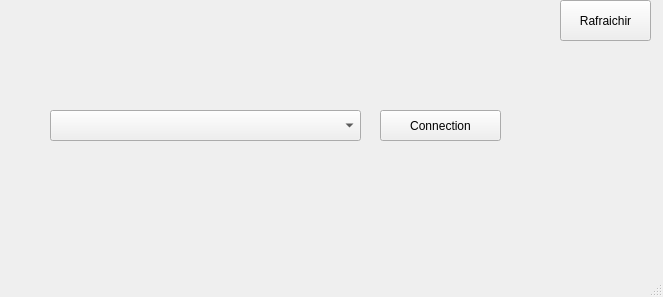
Qt form mainwindow.ui (Kuro-Ex/Mini_Projet_Diag) before a commit.
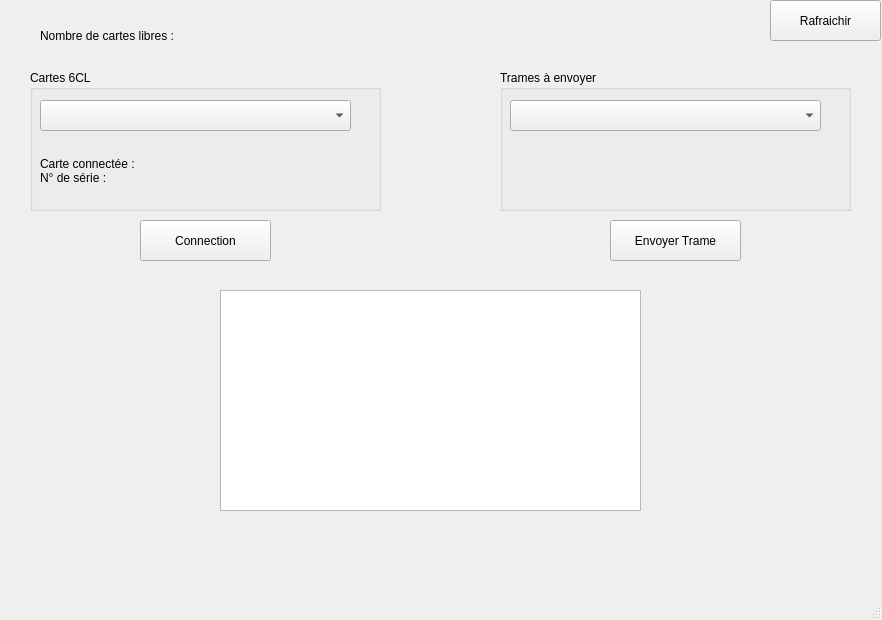
The same form after that commit.

Commit message: Envoie de trames fait et reception faite (a verifier a nouveau

Patch:
```diff
--- a/mainwindow.ui
+++ b/mainwindow.ui
@@ -6,8 +6,8 @@
    <rect>
     <x>0</x>
     <y>0</y>
-    <width>663</width>
-    <height>297</height>
+    <width>882</width>
+    <height>620</height>
    </rect>
   </property>
   <property name="windowTitle">
@@ -17,32 +17,22 @@
    <widget class="QPushButton" name="connection">
     <property name="geometry">
      <rect>
-      <x>380</x>
-      <y>110</y>
-      <width>121</width>
-      <height>31</height>
+      <x>140</x>
+      <y>220</y>
+      <width>131</width>
+      <height>41</height>
      </rect>
     </property>
     <property name="text">
      <string>Connection</string>
     </property>
    </widget>
-   <widget class="QComboBox" name="comboBoxCartes">
-    <property name="geometry">
-     <rect>
-      <x>50</x>
-      <y>110</y>
-      <width>311</width>
-      <height>31</height>
-     </rect>
-    </property>
-   </widget>
    <widget class="QPushButton" name="refresh">
     <property name="geometry">
      <rect>
-      <x>560</x>
+      <x>770</x>
       <y>0</y>
-      <width>91</width>
+      <width>111</width>
       <height>41</height>
      </rect>
     </property>
@@ -50,6 +40,138 @@
      <string>Rafraichir</string>
     </property>
    </widget>
+   <widget class="QGroupBox" name="groupBox">
+    <property name="geometry">
+     <rect>
+      <x>30</x>
+      <y>70</y>
+      <width>351</width>
+      <height>141</height>
+     </rect>
+    </property>
+    <property name="styleSheet">
+     <string notr="true">border-color: rgb(0, 0, 0);
+</string>
+    </property>
+    <property name="title">
+     <string>Cartes 6CL</string>
+    </property>
+    <widget class="QComboBox" name="comboBoxCartes">
+     <property name="geometry">
+      <rect>
+       <x>10</x>
+       <y>30</y>
+       <width>311</width>
+       <height>31</height>
+      </rect>
+     </property>
+     <property name="styleSheet">
+      <string notr="true">border-color: rgb(0, 0, 0);</string>
+     </property>
+    </widget>
+    <widget class="QLabel" name="information">
+     <property name="geometry">
+      <rect>
+       <x>10</x>
+       <y>70</y>
+       <width>321</width>
+       <height>61</height>
+      </rect>
+     </property>
+     <property name="styleSheet">
+      <string notr="true">font: 700 12pt &quot;Segoe UI&quot;;</string>
+     </property>
+     <property name="text">
+      <string>Carte connectée : 
+N° de série : </string>
+     </property>
+    </widget>
+   </widget>
+   <widget class="QLabel" name="nbCartes">
+    <property name="geometry">
+     <rect>
+      <x>40</x>
+      <y>20</y>
+      <width>331</width>
+      <height>31</height>
+     </rect>
+    </property>
+    <property name="styleSheet">
+     <string notr="true">font: 700 12pt &quot;Segoe UI&quot;;</string>
+    </property>
+    <property name="text">
+     <string>Nombre de cartes libres :  </string>
+    </property>
+   </widget>
+   <widget class="QGroupBox" name="groupBox_2">
+    <property name="geometry">
+     <rect>
+      <x>500</x>
+      <y>70</y>
+      <width>351</width>
+      <height>141</height>
+     </rect>
+    </property>
+    <property name="styleSheet">
+     <string notr="true">border-color: rgb(0, 0, 0);
+</string>
+    </property>
+    <property name="title">
+     <string>Trames à envoyer</string>
+    </property>
+    <widget class="QComboBox" name="comboBoxTrames">
+     <property name="geometry">
+      <rect>
+       <x>10</x>
+       <y>30</y>
+       <width>311</width>
+       <height>31</height>
+      </rect>
+     </property>
+     <property name="styleSheet">
+      <string notr="true">border-color: rgb(0, 0, 0);</string>
+     </property>
+    </widget>
+    <widget class="QLabel" name="informationTrames">
+     <property name="geometry">
+      <rect>
+       <x>10</x>
+       <y>70</y>
+       <width>321</width>
+       <height>61</height>
+      </rect>
+     </property>
+     <property name="styleSheet">
+      <string notr="true">font: 700 12pt &quot;Segoe UI&quot;;</string>
+     </property>
+     <property name="text">
+      <string/>
+     </property>
+    </widget>
+   </widget>
+   <widget class="QPushButton" name="EnvoyerTrames">
+    <property name="geometry">
+     <rect>
+      <x>610</x>
+      <y>220</y>
+      <width>131</width>
+      <height>41</height>
+     </rect>
+    </property>
+    <property name="text">
+     <string>Envoyer Trame</string>
+    </property>
+   </widget>
+   <widget class="QListView" name="listView">
+    <property name="geometry">
+     <rect>
+      <x>220</x>
+      <y>290</y>
+      <width>421</width>
+      <height>221</height>
+     </rect>
+    </property>
+   </widget>
   </widget>
   <widget class="QMenuBar" name="menubar">
    <property name="geometry">
```
Left out of the diff: 2 changed lines with no effect on the pictures. The commit also changes 6 other files.
